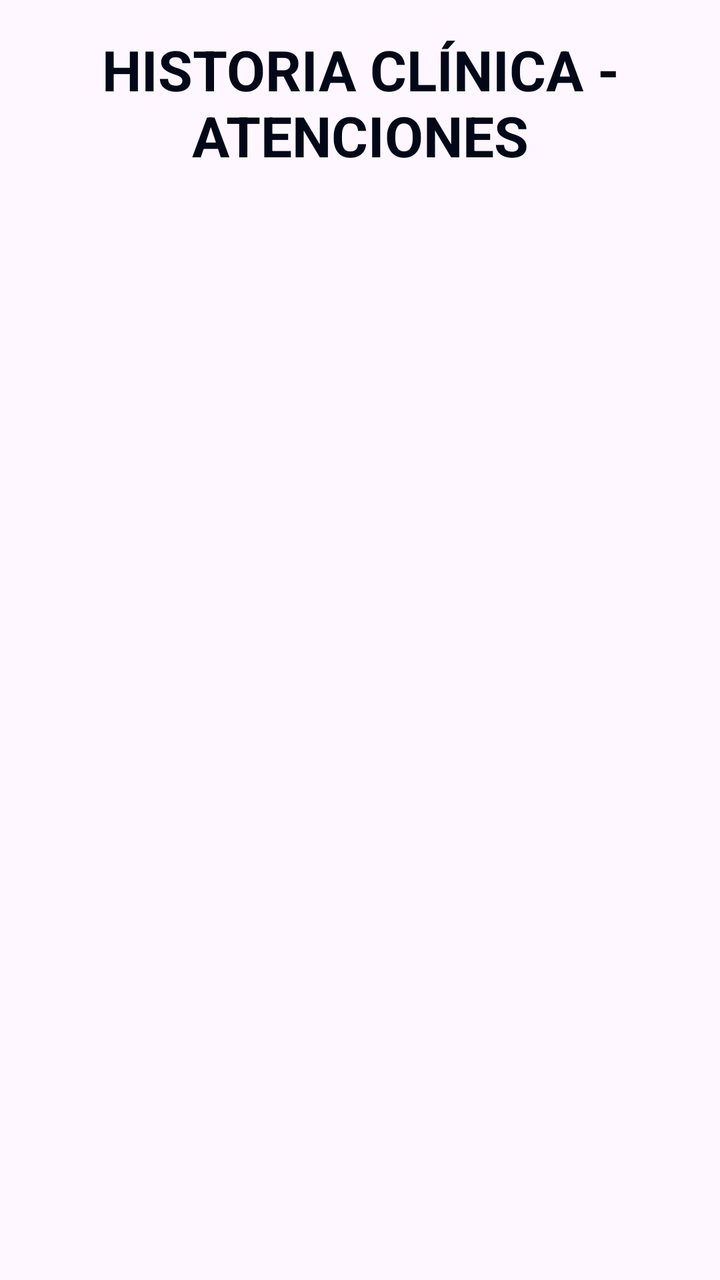
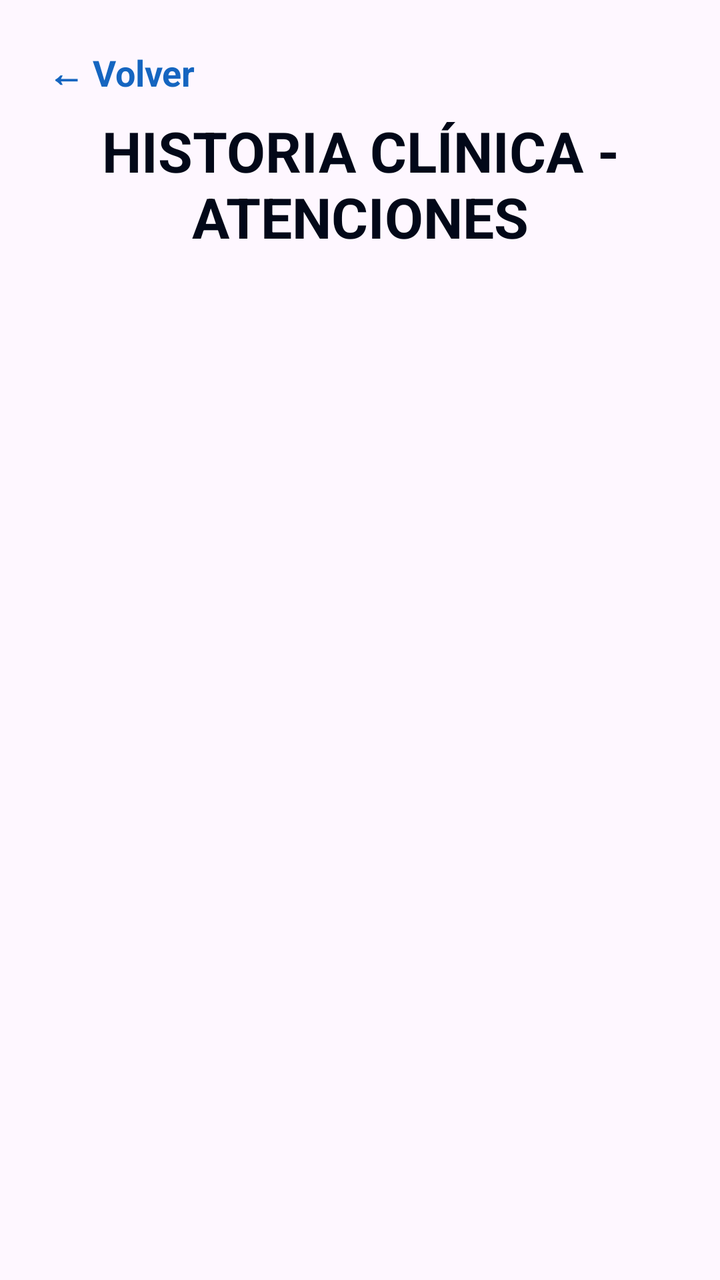

The first picture is an Android layout as it rendered before a commit; the second is the same layout after the commit. The layout source and the unified diff follow.
<!-- AndroidManifest.xml: application theme Theme.ClinicaSePrice -->
<!-- res/layout/activity_historia_clinica.xml -->
<?xml version="1.0" encoding="utf-8"?>
<LinearLayout
    xmlns:android="http://schemas.android.com/apk/res/android"
    android:layout_width="match_parent"
    android:layout_height="match_parent"
    android:orientation="vertical"
    android:padding="16dp">

    <TextView
        android:layout_width="wrap_content"
        android:layout_height="wrap_content"
        android:text="Historia clínica - Atenciones"
        android:paddingBottom="16dp"
        style="@style/Title"/>

    <TextView
        android:id="@+id/tvSinAtenciones"
        android:layout_width="match_parent"
        android:layout_height="wrap_content"
        android:text="No hay atenciones registradas."
        android:gravity="center"
        android:visibility="gone"
        android:padding="24dp" />

    <androidx.recyclerview.widget.RecyclerView
        android:id="@+id/rvAtenciones"
        android:layout_width="match_parent"
        android:layout_height="0dp"
        android:layout_weight="1" />

</LinearLayout>
<!-- resources referenced by this layout -->
<resources>
  <style name="Title">
          <item name="android:textColor">@color/black</item>
          <item name="android:textSize">@dimen/text_title</item>
          <item name="textAllCaps">true</item>
          <item name="android:textStyle">bold</item>
          <item name="android:gravity">center</item>
      </style>
  <style name="Theme.ClinicaSePrice" parent="Base.Theme.ClinicaSePrice" />
  <color name="black">#020818</color>
  <dimen name="text_title">28sp</dimen>
  <style name="Base.Theme.ClinicaSePrice" parent="Theme.Material3.DayNight.NoActionBar">
          
          
      </style>
</resources>

<!-- the commit's change to res/layout/activity_historia_clinica.xml (unified diff, before → after) -->
@@ -5,6 +5,18 @@
     android:layout_height="match_parent"
     android:orientation="vertical"
     android:padding="16dp">
+
+    <TextView
+        android:id="@+id/btnVolver"
+        android:layout_width="wrap_content"
+        android:layout_height="wrap_content"
+        android:text="← Volver"
+        android:textSize="18sp"
+        android:textStyle="bold"
+        android:textColor="#1565C0"
+        android:padding="8dp"
+        android:clickable="true"
+        android:focusable="true"/>
 
     <TextView
         android:layout_width="wrap_content"
